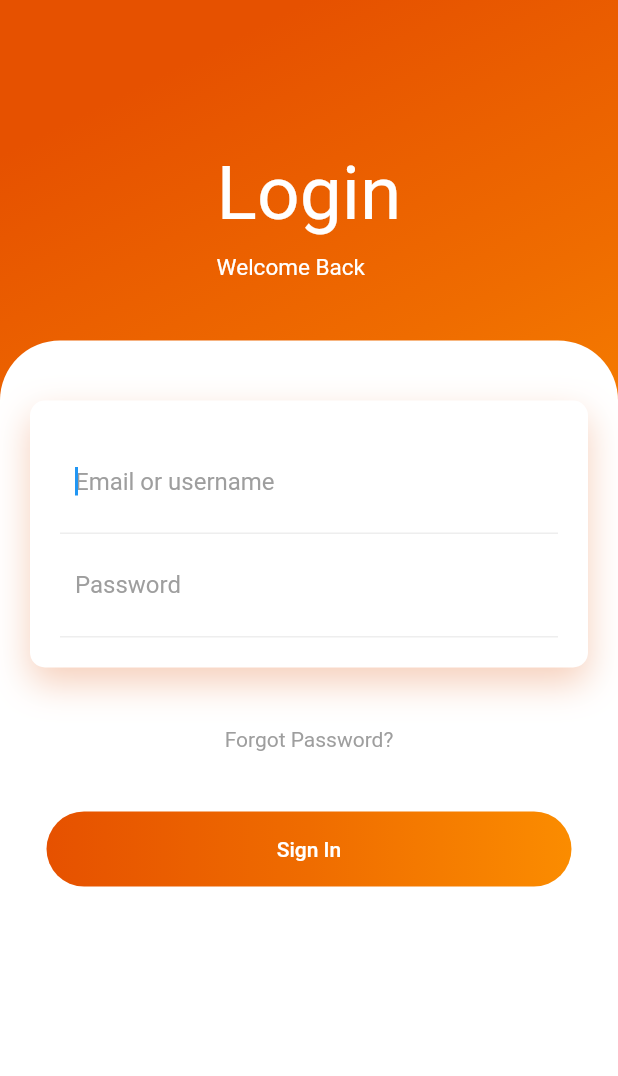
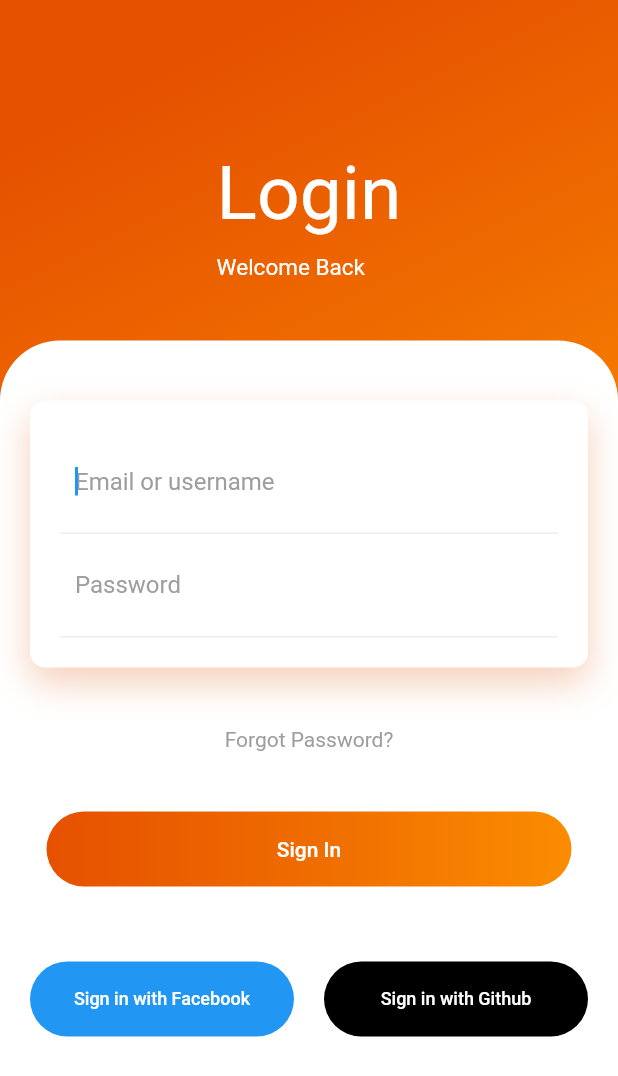
Before and after one commit to theProgrammerDavid/flutter-login, a Flutter app: the screen it shows after launch, on a phone screen of 412 x 824 dp. Shown: the top 1076 px of the screen. Run offline on Flutter 3.47's test engine with Material 2 defaults, Android fonts, the phone set to English and light mode, and no system bars.

Commit message:
feat: Oauth signin

```diff
--- a/GradientLogin1/lib/main.dart
+++ b/GradientLogin1/lib/main.dart
@@ -10,7 +10,6 @@ class HomePage extends StatelessWidget {
 
   @override
   Widget build(BuildContext context) {
-
     return Container(
       padding: EdgeInsets.symmetric(vertical: 0),
       child: Scaffold(
@@ -112,6 +111,36 @@ class HomePage extends StatelessWidget {
                                 style: TextStyle(color: Colors.white))),
                       ),
                     ),
+                    SizedBox(height: 50),
+                    Row(children: <Widget>[
+                      Expanded(
+                        child: Container(
+                            height: 50,
+                            child: FlatButton(
+                              onPressed: () => {},
+                              child: Text("Sign in with Facebook",
+                                  style: TextStyle(
+                                      color: Colors.white, fontSize: 12)),
+                            ),
+                            decoration: BoxDecoration(
+                                color: Colors.blue,
+                                borderRadius: BorderRadius.circular(40))),
+                      ),
+                      SizedBox(width: 20),
+                      Expanded(
+                        child: Container(
+                           child: FlatButton(
+                              onPressed: () => {},
+                              child: Text("Sign in with Github",
+                                  style: TextStyle(
+                                      color: Colors.white, fontSize: 12)),
+                            ),
+                            height: 50,
+                            decoration: BoxDecoration(
+                                color: Colors.black,
+                                borderRadius: BorderRadius.circular(40))),
+                      ),
+                    ]),
                   ])),
             )),
           ]),
```
